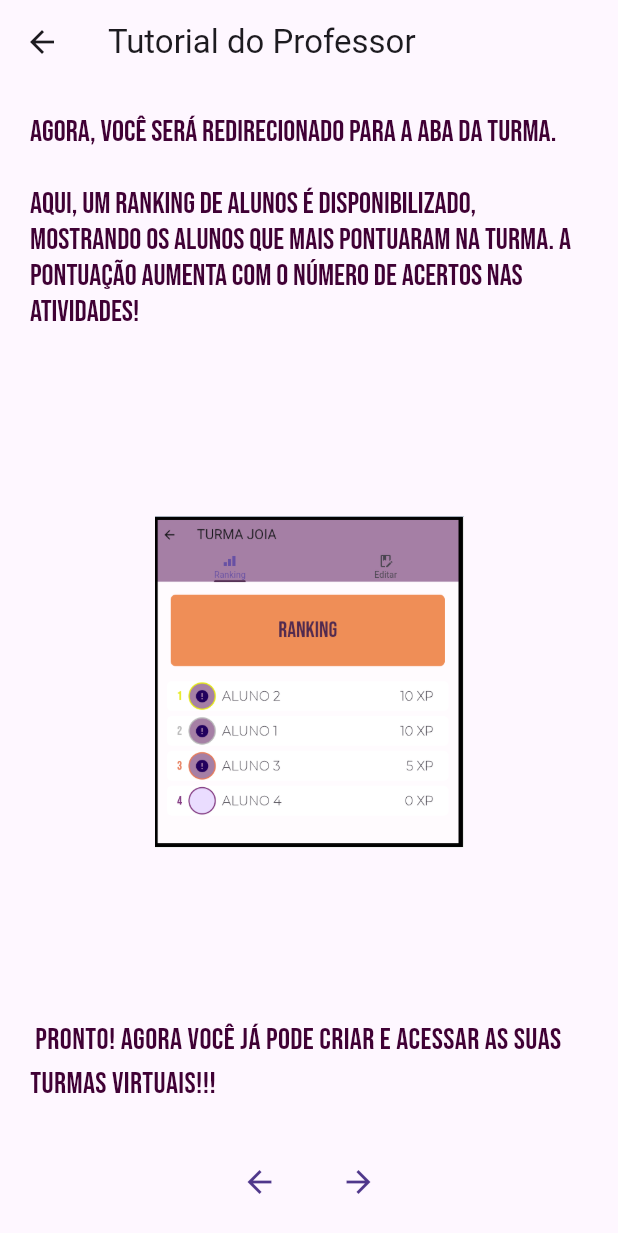
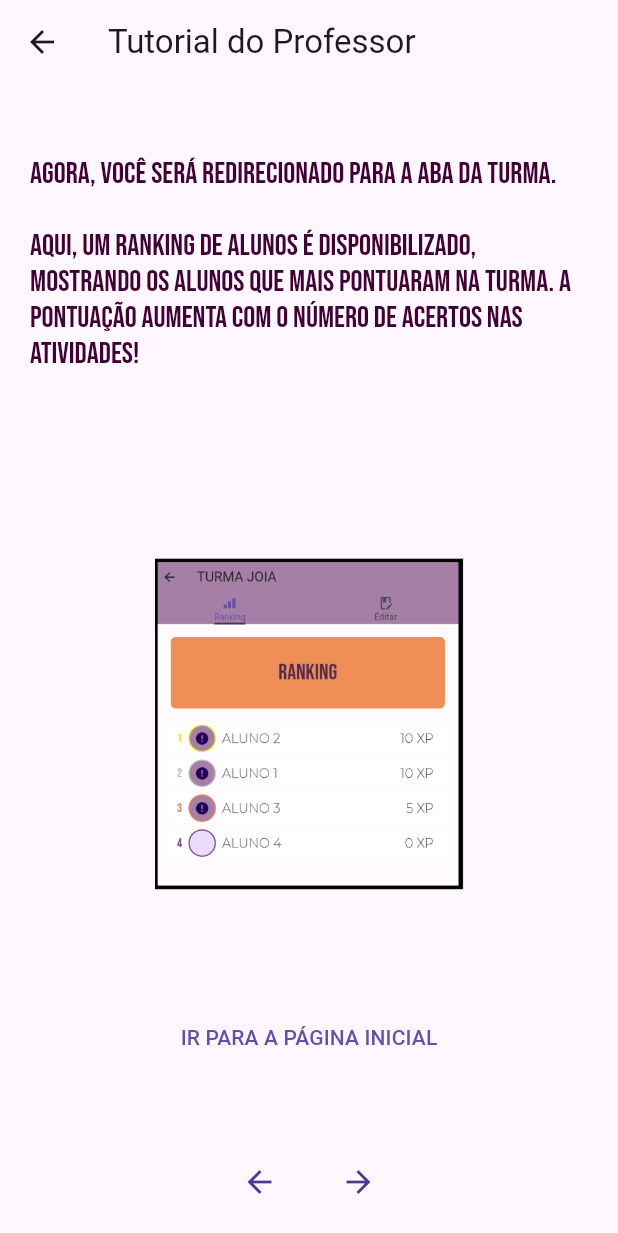
Before and after one commit to pedroresendev/abnt_game-v2.0, a Flutter app: the TutorialProfessorPage screen opened directly, swiped to page 5, on a phone screen of 412 x 824 dp. Shown: the top 1233 px of the screen. Run offline on Flutter 3.47's test engine with Material 3 defaults, Android fonts, the phone set to English and light mode, and no system bars; our stand-ins replace auto_size_text, bot_toast, cloud_firestore, firebase_auth, firebase_core, firebase_storage and 5 more; accounts and stored records are empty.

Commit message:
Update tutorial_professor.dart

```diff
--- a/lib/modules/home/pages/telas/tutorial_professor.dart
+++ b/lib/modules/home/pages/telas/tutorial_professor.dart
@@ -156,14 +156,7 @@ class _TutorialProfessorPageState extends State<TutorialProfessorPage> {
             width: size.width * .50,
             height: size.height * .40,
             ),
-            Padding(padding: EdgeInsets.all(20)),
-            Container(
-              padding: EdgeInsets.all(20),
-              child: Text(
-                ' Pronto! Agora você já pode criar e acessar as suas turmas virtuais!!!',
-                style: TextStyle(fontFamily: "BebasNeue", color: roxo, fontSize: 20),
-              ),
-            ),
+            Padding(padding: EdgeInsets.all(10)),
               TextButton(
                     child: Text('IR PARA A PÁGINA INICIAL'),
                     onPressed: () {
```
